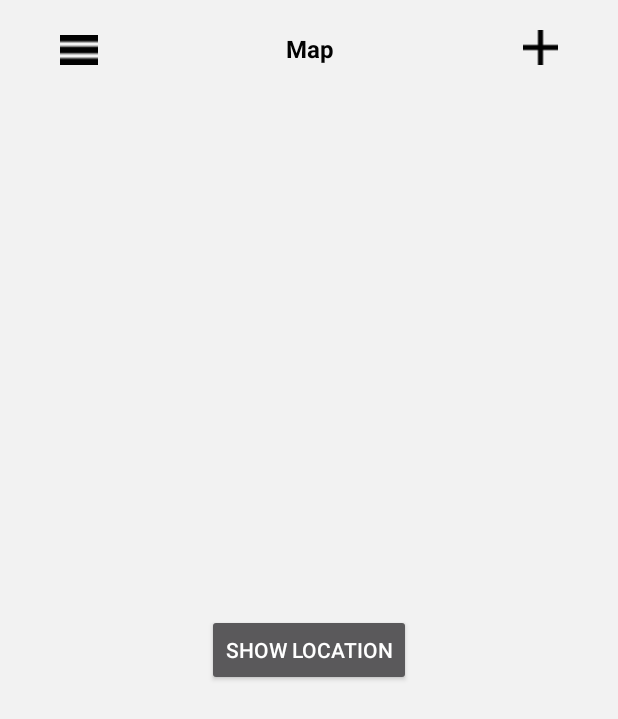
After one commit to CMPUT301F17T08/habit_rabbit, an Android app: the gpsActivity screen opened directly, with no data from a screen before it, on a phone screen of 412 x 824 dp. The commit adds this screen. Shown: the top 719 px of the screen. Run offline under Robolectric (Android 15) with nearby library versions, the phone set to English and light mode, and no system bars.

Commit message:
added xml for gpsactivity and stuff

```diff
--- a/app/build.gradle
+++ b/app/build.gradle
@@ -36,4 +36,5 @@ dependencies {
 
 
 
+
 apply plugin: 'com.google.gms.google-services'
--- a/app/src/main/java/ca/ualberta/cmput301f17t08/habitrabbit/MyHabitActivity.java
+++ b/app/src/main/java/ca/ualberta/cmput301f17t08/habitrabbit/MyHabitActivity.java
@@ -60,7 +60,7 @@ public class MyHabitActivity extends AppCompatActivity {
     @Override
     protected  void onResume() {
         super.onResume();
-        Intent intent = new Intent(this, MapActivity.class);
+        Intent intent = new Intent(this, gpsActivity.class);
         startActivity(intent);
     }
 }
--- /dev/null
+++ b/app/src/main/java/ca/ualberta/cmput301f17t08/habitrabbit/gpsActivity.java
@@ -0,0 +1,50 @@
+package ca.ualberta.cmput301f17t08.habitrabbit;
+
+import android.support.v7.app.AppCompatActivity;
+import android.os.Bundle;
+import android.view.View;
+import android.widget.Button;
+import android.widget.Toast;
+
+public class gpsActivity extends AppCompatActivity {
+
+    Button btnShowLocation;
+
+    // GPSTracker class
+    gpsTracker gps;
+
+    @Override
+    public void onCreate(Bundle savedInstanceState) {
+        super.onCreate(savedInstanceState);
+        setContentView(R.layout.activity_gps);
+
+        btnShowLocation = (Button) findViewById(R.id.btnShowLocation);
+
+        // show location button click event
+        btnShowLocation.setOnClickListener(new View.OnClickListener() {
+
+            @Override
+            public void onClick(View arg0) {
+                // create class object
+                gps = new gpsTracker(gpsActivity.this);
+
+                // check if GPS enabled
+                if(gps.canGetLocation()){
+
+                    double latitude = gps.getLatitude();
+                    double longitude = gps.getLongitude();
+
+                    // \n is for new line
+                    Toast.makeText(getApplicationContext(), "Your Location is - \nLat: " + latitude + "\nLong: " + longitude, Toast.LENGTH_LONG).show();
+                }else{
+                    // can't get location
+                    // GPS or Network is not enabled
+                    // Ask user to enable GPS/network in settings
+                    gps.showSettingsAlert();
+                }
+
+            }
+        });
+    }
+
+}
--- /dev/null
+++ b/app/src/main/res/layout/activity_gps.xml
@@ -0,0 +1,70 @@
+<?xml version="1.0" encoding="utf-8"?>
+<LinearLayout xmlns:android="http://schemas.android.com/apk/res/android"
+xmlns:app="http://schemas.android.com/apk/res-auto"
+xmlns:tools="http://schemas.android.com/tools"
+android:layout_width="match_parent"
+android:layout_height="match_parent"
+android:background="@color/background"
+android:orientation="vertical"
+android:paddingLeft="40dp"
+android:paddingRight="40dp"
+    >
+
+<android.support.constraint.ConstraintLayout
+    android:layout_width="match_parent"
+    android:layout_height="wrap_content"
+    android:paddingTop="20dp">
+
+    <Button
+        android:id="@+id/follow_person_button"
+        android:layout_width="23dp"
+        android:layout_height="23dp"
+        android:layout_marginBottom="0dp"
+        android:layout_marginEnd="0dp"
+        android:background="@drawable/plus_sign"
+        app:layout_constraintBottom_toBottomOf="parent"
+        app:layout_constraintEnd_toEndOf="parent"/>
+
+    <TextView
+        android:id="@+id/textView2"
+        android:layout_width="0dp"
+        android:layout_height="wrap_content"
+        android:layout_marginBottom="0dp"
+        android:text="Map"
+        android:textAlignment="center"
+        android:textColor="@color/colorPrimaryDark"
+        android:textStyle="bold"
+        android:textSize="16dp"
+        app:layout_constraintBottom_toBottomOf="parent"
+        app:layout_constraintEnd_toStartOf="@+id/follow_person_button"
+        app:layout_constraintStart_toEndOf="@+id/menu_button"/>
+
+    <Button
+        android:id="@+id/menu_button"
+        android:layout_width="25dp"
+        android:layout_height="20dp"
+        android:layout_marginBottom="0dp"
+        android:layout_marginStart="0dp"
+        android:layout_weight="0.00"
+        android:background="@drawable/menu"
+        app:layout_constraintBottom_toBottomOf="parent"
+        app:layout_constraintStart_toStartOf="parent"/>
+
+</android.support.constraint.ConstraintLayout>
+    <RelativeLayout xmlns:android="http://schemas.android.com/apk/res/android"
+        android:layout_width="fill_parent"
+        android:layout_height="fill_parent"
+        android:orientation="vertical"
+        android:background="@color/background">
+
+
+        <Button android:id="@+id/btnShowLocation"
+            android:layout_width="wrap_content"
+            android:layout_height="wrap_content"
+            android:text="Show Location"
+            android:layout_centerVertical="true"
+            android:layout_centerHorizontal="true"/>
+
+    </RelativeLayout>
+
+</LinearLayout>
```
Also changed, not shown: app/src/main/AndroidManifest.xml (+11 -17 lines).
